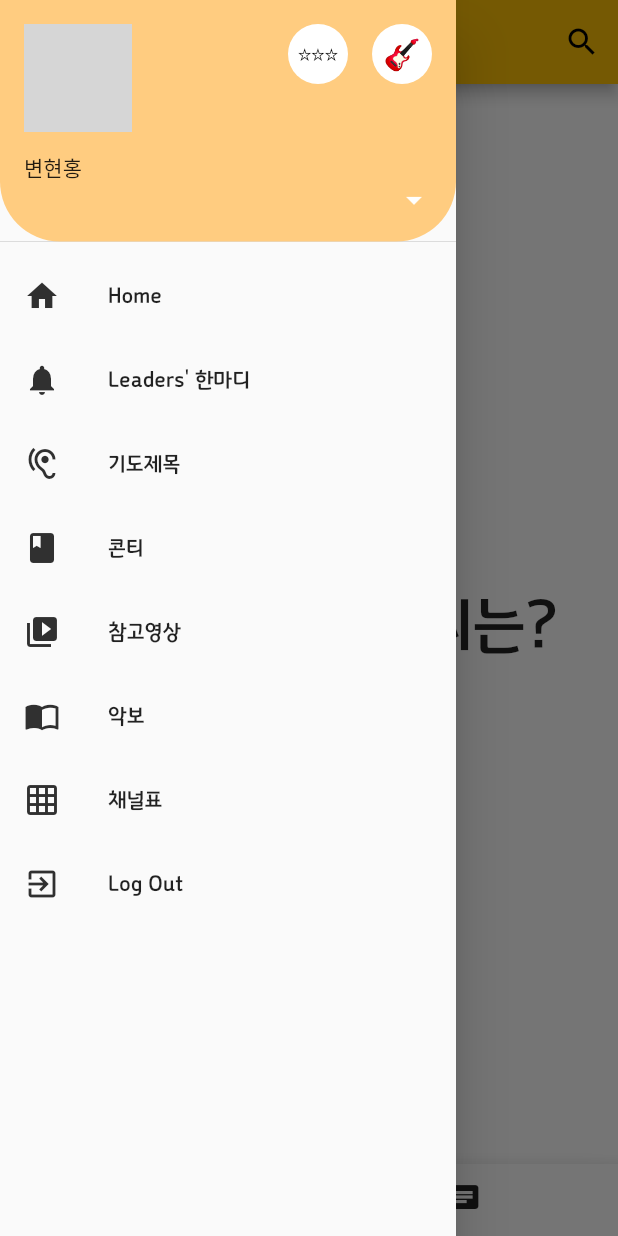
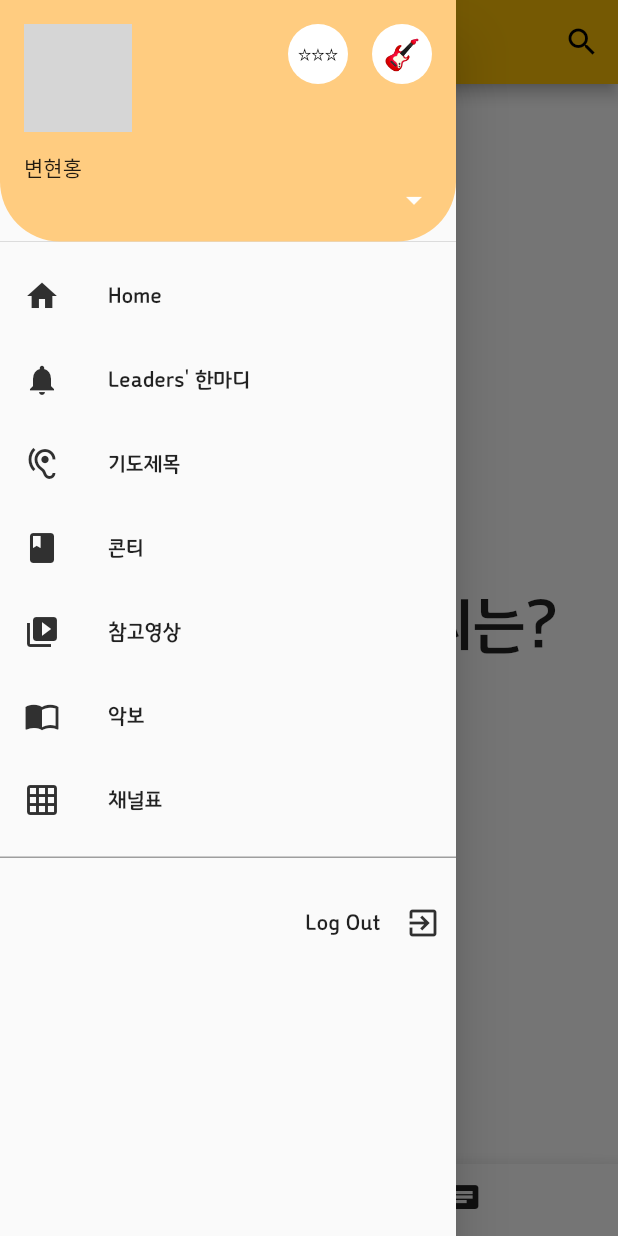
Before and after one commit to bbanderson/flutter_teamApp_rejoicer, a Flutter app: the screen it shows once a user with an empty profile is signed in, with the side drawer open, on a phone screen of 412 x 824 dp. Run offline on Flutter 3.47's test engine with Material 2 defaults, Android fonts, the phone set to English and light mode, and no system bars; our stand-ins replace chewie, firebase_auth, fluttertoast, video_player; accounts and stored records are empty; network calls fail; Roboto replaces fonts that are missing (qiannian); grey boxes are pictures that could not be loaded.

Commit message:
matched appBarColor and drawer

```diff
--- a/lib/screens/main_page.dart
+++ b/lib/screens/main_page.dart
@@ -22,6 +22,8 @@ class MainPage extends StatefulWidget {
 class _MainPageState extends State<MainPage> {
 
   Color _color = Colors.orange[200];
+  Color _appBarColor = Colors.amber;
+  Text _appBarText = Text('Home');
 
   int _selectedIndex = 1;
 
@@ -52,7 +54,9 @@ class _MainPageState extends State<MainPage> {
     return Scaffold(
       backgroundColor: Colors.white,
       appBar: AppBar(
-        title: Text(widget.email),
+        centerTitle: true,
+        backgroundColor: _appBarColor,
+        title: _appBarText,
         actions: <Widget>[
           // IconButton(
           //   icon: Icon(Icons.shopping_cart),
@@ -123,7 +127,9 @@ class _MainPageState extends State<MainPage> {
               // child: Text('Toast')
               onTap: () {
                 setState(() {
-                  _color = Color.fromRGBO(255, 102, 102, 1);
+                  _color = Colors.amber;
+                  _appBarColor = Colors.amber;
+                  _appBarText = Text('Home');
                 });
                 Navigator.of(context).pop();
 //                toastIsAuth();
@@ -141,7 +147,10 @@ class _MainPageState extends State<MainPage> {
               title: Text('Leaders\' 한마디'),
               onTap: () {
                 setState(() {
-                  _color = Color.fromRGBO(255, 133, 51, 1);
+                  //255, 133, 51, 1
+                  _color = Color.fromRGBO(255, 102, 102, 1);
+                  _appBarColor = Color.fromRGBO(255, 102, 102, 1);
+                  _appBarText = Text('Leaders\' 한마디');
                 });
                 Navigator.of(context).pop();
                 print('Notice Button is clicked.');
@@ -156,7 +165,9 @@ class _MainPageState extends State<MainPage> {
               title: Text('기도제목'),
               onTap: () {
                 setState(() {
-                  _color = Color.fromRGBO(255, 255, 77, 1);
+                  _color = Colors.yellow;
+                  _appBarColor = Colors.yellow;
+                  _appBarText = Text('기도제목');
                 });
                 Navigator.of(context).pop();
                 print('Pray Button is clicked.');
@@ -171,7 +182,9 @@ class _MainPageState extends State<MainPage> {
               title: Text('콘티'),
               onTap: () {
                 setState(() {
-                  _color = Color.fromRGBO(77, 255, 77, 1);
+                  _color = Colors.green;
+                  _appBarColor = Colors.green;
+                  _appBarText = Text('콘티');
                 });
                 Navigator.of(context).pop();
                 print('Conti Button is clicked.');
@@ -187,6 +200,8 @@ class _MainPageState extends State<MainPage> {
               onTap: () {
                 setState(() {
                   _color = Color.fromRGBO(77, 166, 255, 1);
+                  _appBarColor = Color.fromRGBO(77, 166, 255, 1);
+                  _appBarText = Text('참고영상');
                 });
                 Navigator.of(context).pop();
                 print('Video Button is clicked.');
@@ -202,6 +217,8 @@ class _MainPageState extends State<MainPage> {
               onTap: () {
                 setState(() {
                   _color = Color.fromRGBO(77, 77, 255, 1);
+                  _appBarColor = Color.fromRGBO(77, 77, 255, 1);
+                  _appBarText = Text('악보');
                 });
                 Navigator.of(context).pop();
                 print('Score Button is clicked.');
@@ -217,17 +234,23 @@ class _MainPageState extends State<MainPage> {
               onTap: () {
                 setState(() {
                   _color = Color.fromRGBO(166, 77, 255, 1);
+                  _appBarColor = Color.fromRGBO(166, 77, 255, 1);
+                  _appBarText = Text('채널표');
                 });
                 Navigator.of(context).pop();
                 print('ChannelTable Button is clicked.');
               }
             ),
+            SizedBox(height: 10,),
+            SizedBox(height: 1, child: Container(color: Colors.grey,),),
+            SizedBox(height: 10,),
             ListTile(
-            leading: Icon(
+            contentPadding: EdgeInsets.symmetric(vertical: 5, horizontal: 10),
+            trailing: Icon(
             Icons.exit_to_app,
             color: Colors.grey[850],
             ),
-            title: Text('Log Out'),
+            title: Text('Log Out', textAlign: TextAlign.end,),
             onTap: () {
               //    Navigator.push(context, MaterialPageRoute(builder: (context)=>MainPage(email: user.email)));
               FirebaseAuth.instance.signOut();
```
Also changed, not shown: 7 other files.
